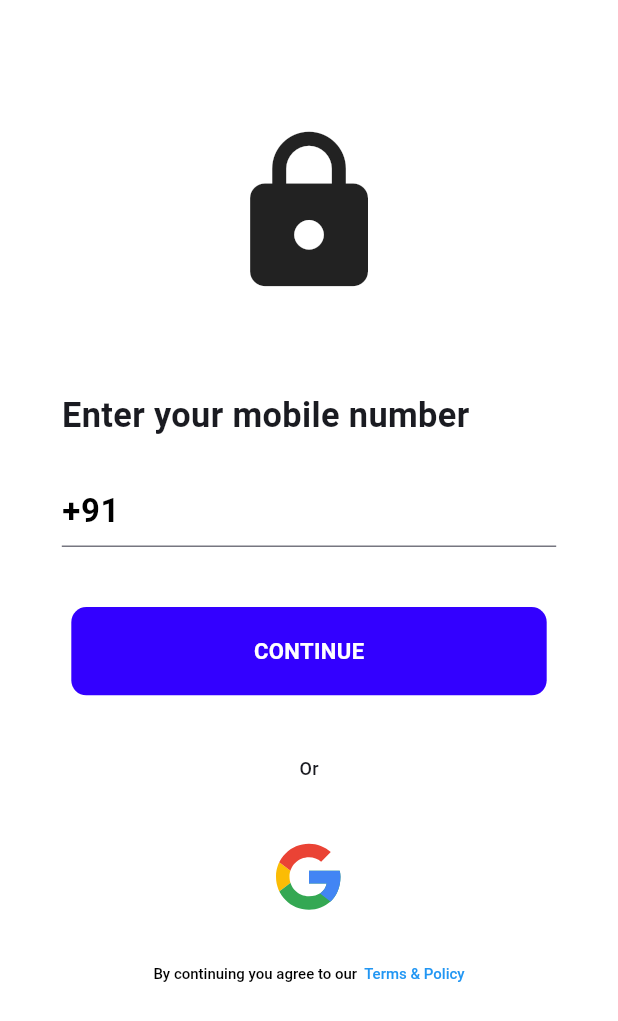
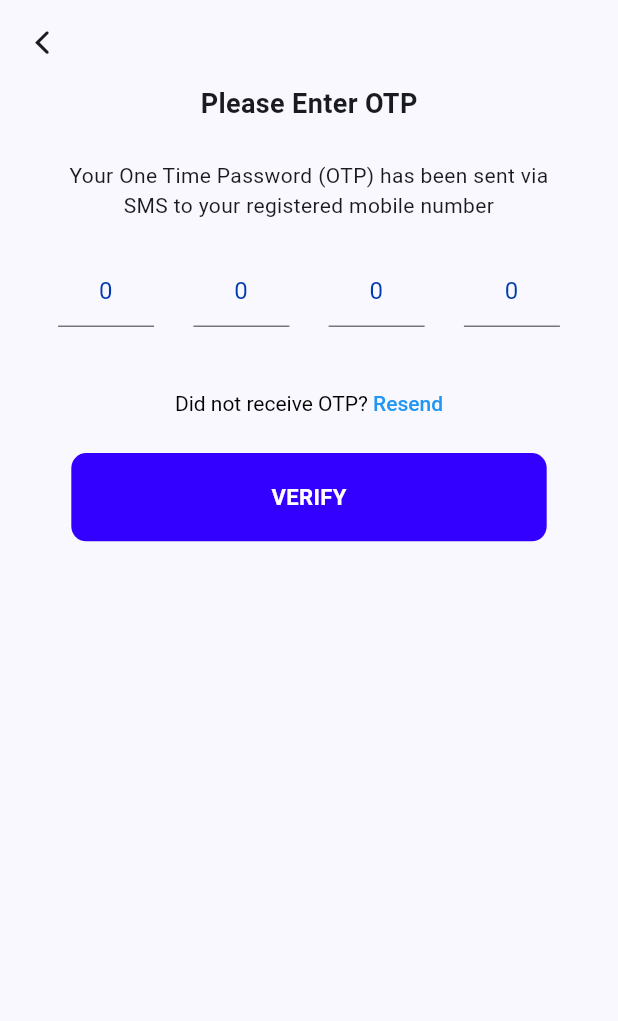
Before and after one commit to joyaljosephnote/sales_tracker_invoce_application, a Flutter app: the screen it shows after launch, after a tap on "CONTINUE", on a phone screen of 412 x 824 dp. Shown: the top 1021 px of the screen. Run offline on Flutter 3.47's test engine with Material 2 defaults, Android fonts, the phone set to English and light mode, and no system bars; our stand-ins replace bloc, flutter_bloc, flutter_svg, google_fonts.

Commit message:
otp verification screen UI Compleated and componets created

```diff
--- a/lib/featurs/presentation/routes/generated_rountes.dart
+++ b/lib/featurs/presentation/routes/generated_rountes.dart
@@ -3,6 +3,7 @@ import 'package:sales_tracker/featurs/business_logics/landing_page_bloc/landing_
 import 'package:sales_tracker/featurs/presentation/routes/routs.dart';
 import 'package:sales_tracker/featurs/presentation/screens/mobile/landing_screen/landing_screen.dart';
 import 'package:sales_tracker/featurs/presentation/screens/mobile/auth_screen/auth_screen.dart';
+import 'package:sales_tracker/featurs/presentation/screens/mobile/otp_screen/otp_form_screen.dart';
 import 'package:sales_tracker/featurs/presentation/screens/mobile/splash_screen/splash_screen.dart';
 
 class RouteGenerator {
@@ -17,6 +18,8 @@ class RouteGenerator {
         return MaterialPageRoute(builder: (context) => const AuthScreen());
       case Routes.landingScreen:
         return MaterialPageRoute(builder: (context) => const LandingScreen());
+      case Routes.otpVerificationScreen:
+        return MaterialPageRoute(builder: (context) => const OtpFormScreen());
       default:
         return _errorRoute();
     }
--- /dev/null
+++ b/lib/featurs/presentation/screens/mobile/otp_screen/otp_form_screen.dart
@@ -0,0 +1,55 @@
+import 'package:flutter/cupertino.dart';
+import 'package:flutter/material.dart';
+import 'package:sales_tracker/featurs/presentation/routes/routs.dart';
+import 'package:sales_tracker/featurs/utils/components/otp_screen_cmp/otp_screen_componets.dart';
+import 'package:sales_tracker/featurs/utils/constants/constants.dart';
+import 'package:sales_tracker/featurs/utils/widgets/sized_box_widgets.dart';
+import 'package:sales_tracker/featurs/utils/widgets/text_style.dart';
+
+class OtpFormScreen extends StatelessWidget {
+  const OtpFormScreen({super.key});
+
+  @override
+  Widget build(BuildContext context) {
+    return Scaffold(
+      appBar: AppBar(
+        centerTitle: true,
+        leading: IconButton(
+          onPressed: () {
+            Navigator.popAndPushNamed(context, Routes.authScreen);
+          },
+          icon: const Icon(
+            CupertinoIcons.back,
+          ),
+        ),
+      ),
+      body: SafeArea(
+        child: SingleChildScrollView(
+          child: Align(
+            child: SizedBox(
+              width: sWidth! / 1.1,
+              child: Column(
+                crossAxisAlignment: CrossAxisAlignment.center,
+                mainAxisAlignment: MainAxisAlignment.center,
+                children: [
+                  textHeding1(data: "Please Enter OTP", textSize: 18),
+                  heightSizedBox(heightValue: 25.0),
+                  const SizedBox(
+                    width: 350,
+                    child: TextHeadingMessege(),
+                  ),
+                  heightSizedBox(heightValue: 23.0),
+                  const OTPForm(),
+                  heightSizedBox(heightValue: 23.0),
+                  const ResendOTP(),
+                  heightSizedBox(heightValue: 25.0),
+                  const VerifyButton()
+                ],
+              ),
+            ),
+          ),
+        ),
+      ),
+    );
+  }
+}
--- a/lib/featurs/utils/components/auth_screen_cmp/auth_screen_componets.dart
+++ b/lib/featurs/utils/components/auth_screen_cmp/auth_screen_componets.dart
@@ -1,6 +1,7 @@
 import 'package:flutter/gestures.dart';
 import 'package:flutter/material.dart';
 import 'package:flutter_svg/svg.dart';
+import 'package:sales_tracker/featurs/presentation/routes/routs.dart';
 import 'package:sales_tracker/featurs/utils/colors/app_colors.dart';
 import 'package:sales_tracker/featurs/utils/constants/constants.dart';
 import 'package:sales_tracker/featurs/utils/widgets/Ink_well_button.dart';
@@ -105,7 +106,9 @@ class ContinueButton extends StatelessWidget {
       ),
       child: InkWellButtonWidget(
         data: "CONTINUE",
-        onTap: () {},
+        onTap: () {
+          Navigator.popAndPushNamed(context, Routes.otpVerificationScreen);
+        },
         fontSize: sWidth! / 28,
         borderRadius: 10,
       ),
--- /dev/null
+++ b/lib/featurs/utils/components/otp_screen_cmp/otp_screen_componets.dart
@@ -0,0 +1,171 @@
+import 'package:flutter/gestures.dart';
+import 'package:flutter/material.dart';
+import 'package:flutter/services.dart';
+import 'package:sales_tracker/featurs/utils/colors/app_colors.dart';
+import 'package:sales_tracker/featurs/utils/constants/constants.dart';
+import 'package:sales_tracker/featurs/utils/widgets/Ink_well_button.dart';
+
+class TextHeadingMessege extends StatelessWidget {
+  const TextHeadingMessege({
+    super.key,
+  });
+
+  @override
+  Widget build(BuildContext context) {
+    return const Text(
+      'Your One Time Password (OTP) has been sent via SMS to your registered mobile number',
+      textAlign: TextAlign.center,
+    );
+  }
+}
+
+class OTPForm extends StatelessWidget {
+  const OTPForm({
+    super.key,
+  });
+
+  @override
+  Widget build(BuildContext context) {
+    return Form(
+      child: Container(
+        margin: const EdgeInsets.fromLTRB(20, 0, 20, 0),
+        child: Row(
+          mainAxisAlignment: MainAxisAlignment.spaceBetween,
+          children: [
+            SizedBox(
+              height: 68,
+              width: 64,
+              child: TextFormField(
+                onChanged: (value) {
+                  if (value.length == 1) {
+                    FocusScope.of(context).nextFocus();
+                  }
+                },
+                decoration: const InputDecoration(
+                    hintText: "0", hintStyle: TextStyle(color: primaryColor)),
+                onSaved: (pin1) {},
+                style: const TextStyle(color: Colors.black),
+                keyboardType: TextInputType.number,
+                textAlign: TextAlign.center,
+                inputFormatters: [
+                  LengthLimitingTextInputFormatter(1),
+                  FilteringTextInputFormatter.digitsOnly,
+                ],
+              ),
+            ),
+            SizedBox(
+              height: 68,
+              width: 64,
+              child: TextFormField(
+                onChanged: (value) {
+                  if (value.length == 1) {
+                    FocusScope.of(context).nextFocus();
+                  }
+                },
+                decoration: const InputDecoration(
+                    hintText: "0", hintStyle: TextStyle(color: primaryColor)),
+                style: const TextStyle(color: Colors.black),
+                keyboardType: TextInputType.number,
+                textAlign: TextAlign.center,
+                inputFormatters: [
+                  LengthLimitingTextInputFormatter(1),
+                  FilteringTextInputFormatter.digitsOnly,
+                ],
+              ),
+            ),
+            SizedBox(
+              height: 68,
+              width: 64,
+              child: TextField(
+                onChanged: (value) {
+                  if (value.length == 1) {
+                    FocusScope.of(context).nextFocus();
+                  }
+                },
+                decoration: const InputDecoration(
+                    hintText: "0", hintStyle: TextStyle(color: primaryColor)),
+                style: const TextStyle(color: Colors.black),
+                keyboardType: TextInputType.number,
+                textAlign: TextAlign.center,
+                inputFormatters: [
+                  LengthLimitingTextInputFormatter(1),
+                  FilteringTextInputFormatter.digitsOnly,
+                ],
+              ),
+            ),
+            SizedBox(
+              height: 68,
+              width: 64,
+              child: TextField(
+                onChanged: (value) {
+                  if (value.length == 1) {
+                    FocusScope.of(context).nextFocus();
+                  }
+                },
+                decoration: const InputDecoration(
+                    hintText: "0", hintStyle: TextStyle(color: primaryColor)),
+                style: const TextStyle(color: Colors.black),
+                keyboardType: TextInputType.number,
+                textAlign: TextAlign.center,
+                inputFormatters: [
+                  LengthLimitingTextInputFormatter(1),
+                  FilteringTextInputFormatter.digitsOnly,
+                ],
+              ),
+            ),
+          ],
+        ),
+      ),
+    );
+  }
+}
+
+class ResendOTP extends StatelessWidget {
+  const ResendOTP({
+    super.key,
+  });
+
+  @override
+  Widget build(BuildContext context) {
+    return RichText(
+      text: TextSpan(
+        children: [
+          const TextSpan(
+              style: TextStyle(
+                color: Colors.black,
+              ),
+              text: "Did not receive OTP? "),
+          TextSpan(
+              style: const TextStyle(
+                  color: Colors.blue, fontWeight: FontWeight.w500),
+              text: "Resend",
+              recognizer: TapGestureRecognizer()..onTap = () async {}),
+        ],
+      ),
+    );
+  }
+}
+
+class VerifyButton extends StatelessWidget {
+  const VerifyButton({
+    super.key,
+  });
+
+  @override
+  Widget build(BuildContext context) {
+    return Container(
+      width: sWidth! / 1.3,
+      height: sWidth! / 7,
+      decoration: const BoxDecoration(
+        color: buttonColor,
+        borderRadius: BorderRadius.all(Radius.circular(10)),
+      ),
+      child: InkWellButtonWidget(
+        borderRadius: 12,
+        data: "VERIFY",
+        fontSize: sWidth! / 28,
+        onTap: () {},
+      ),
+    );
+  }
+}
```
